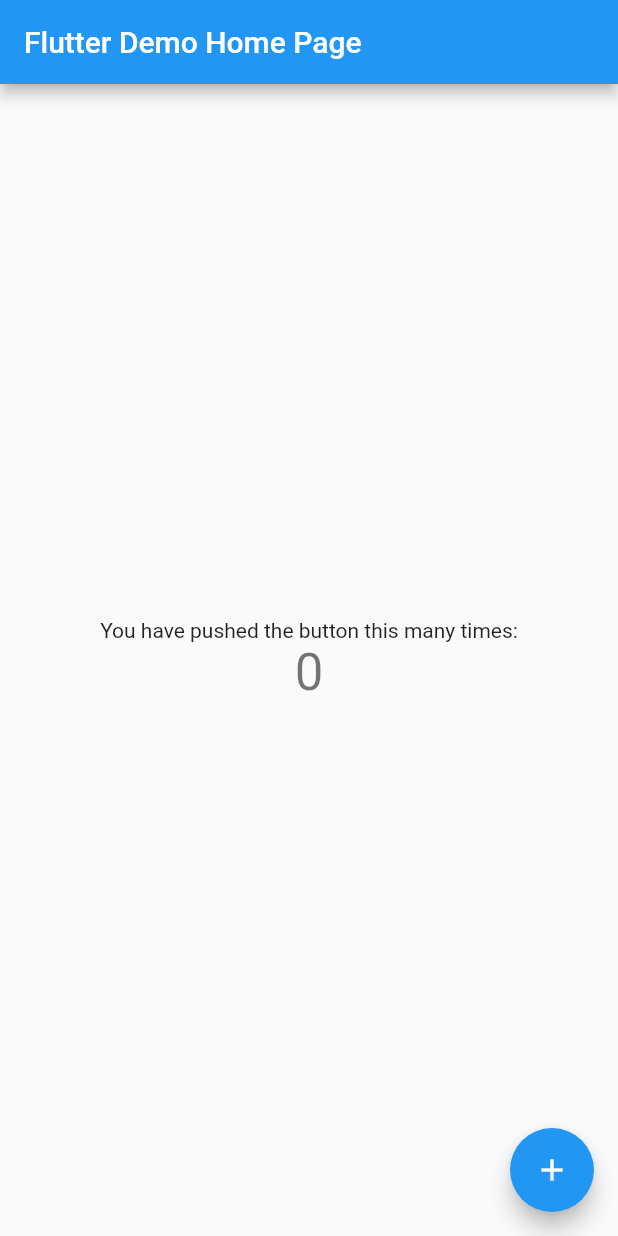
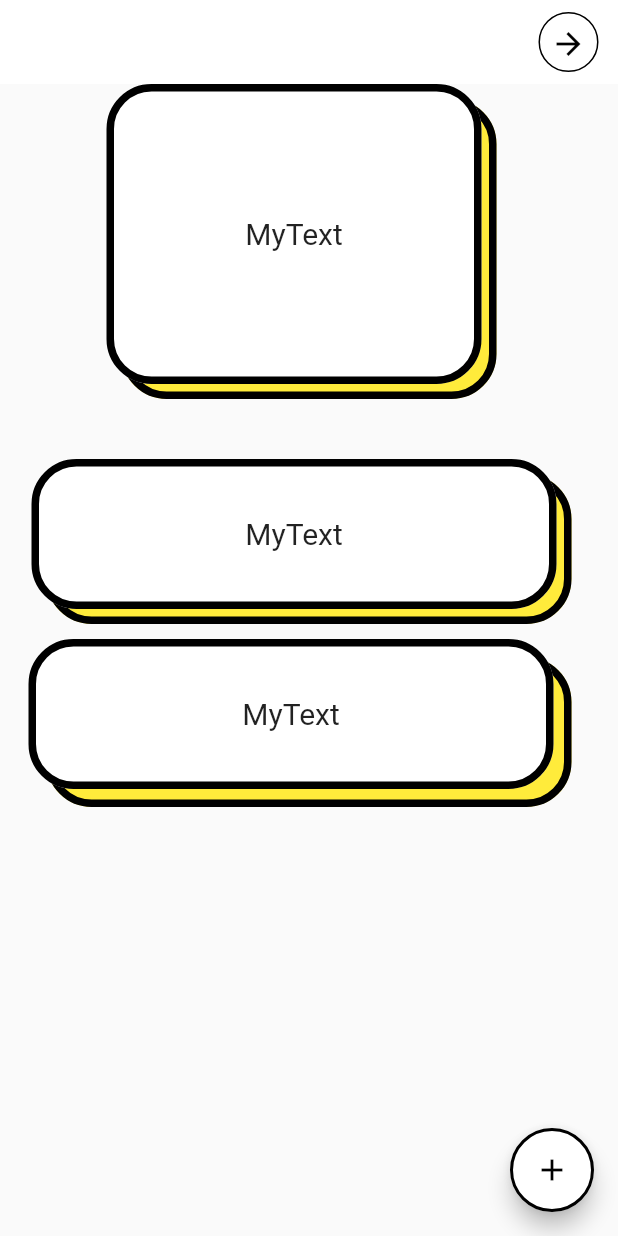
Before and after one commit to YUSUKESUP/Flutter_Playglound, a Flutter app: the screen it shows after launch, on a phone screen of 412 x 824 dp. Run offline on Flutter 3.47's test engine with Material 2 defaults, Android fonts, the phone set to English and light mode, and no system bars; our stand-ins replace google_fonts.

Commit message:
メモ画面のUI案を３つ作成

```diff
--- /dev/null
+++ b/lib/home_page.dart
@@ -0,0 +1,202 @@
+
+import 'package:flutter/material.dart';
+import 'package:flutter_playground/second_page.dart';
+
+class HomePage extends StatefulWidget {
+  const HomePage({Key? key}) : super(key: key);
+
+  @override
+  State<HomePage> createState() => _HomePageState();
+}
+
+class _HomePageState extends State<HomePage> {
+  @override
+  Widget build(BuildContext context) {
+
+    return Scaffold(
+      appBar: AppBar(
+          backgroundColor: Colors.white,
+          elevation: 0,
+          actions: [
+            Padding(
+              padding: const EdgeInsets.all(8.0),
+              child: ClipRRect(
+                child: Container(
+                  decoration: BoxDecoration(
+                    shape: BoxShape.circle,
+                    border: Border.all(
+                      color: Colors.black,
+                    ),
+                  ),
+                  child: IconButton(
+                    icon: Icon(Icons.arrow_forward,color: Colors.black,),
+                    onPressed: () {
+                      Navigator.of(context).push(
+                        MaterialPageRoute(
+                          builder: (context) {
+                            return SecondPage(); // 遷移先の画面widgetを指定
+                          },
+                        ),
+                      );
+                    },
+                  ),
+                ),
+              ),
+            )
+          ]),
+      body:Center(
+        child: Column(
+          children: [
+            Stack(
+              children: <Widget>[
+                Padding(
+                  padding: const EdgeInsets.all(10),
+                  child: Container(
+                    width: 250,
+                    height: 200,
+                    decoration: BoxDecoration(
+                      border: Border.all(
+                        color: Colors.black,
+                        width: 5,
+                      ),
+                      borderRadius: BorderRadius.circular(30),
+                      boxShadow: [
+                        BoxShadow(
+                          color: Colors.yellow,
+                        ),
+                      ],
+                    ),
+                    child: Center(
+                        child: Text("MyText", style: TextStyle(fontSize: 20))
+                    ),
+                  ),
+                ),
+                Container(
+                  width: 250,
+                  height: 200,
+                  decoration: BoxDecoration(
+                    border: Border.all(
+                      color: Colors.black,
+                      width: 5,
+                    ),
+                    borderRadius: BorderRadius.circular(30),
+                    boxShadow: [
+                      BoxShadow(
+                        color: Colors.white,
+
+                      ),
+                    ],
+                  ),
+                  child: Center(
+                      child: Text("MyText", style: TextStyle(fontSize: 20))
+                  ),
+                ),
+              ],
+            ),
+            SizedBox(height: 30,),
+            Stack(
+              children: <Widget>[
+                Padding(
+                  padding: const EdgeInsets.all(10),
+                  child: Container(
+                    width: 350,
+                    height: 100,
+                    decoration: BoxDecoration(
+                      border: Border.all(
+                        color: Colors.black,
+                        width: 5,
+                      ),
+                      borderRadius: BorderRadius.circular(30),
+                      boxShadow: [
+                        BoxShadow(
+                          color: Colors.yellow,
+                        ),
+                      ],
+                    ),
+                    child: Center(
+                        child: Text("MyText", style: TextStyle(fontSize: 20))
+                    ),
+                  ),
+                ),
+                Container(
+                  width: 350,
+                  height: 100,
+                  decoration: BoxDecoration(
+                    border: Border.all(
+                      color: Colors.black,
+                      width: 5,
+                    ),
+                    borderRadius: BorderRadius.circular(30),
+                    boxShadow: [
+                      BoxShadow(
+                        color: Colors.white,
+                      ),
+                    ],
+                  ),
+                  child: Center(
+                      child: Text("MyText", style: TextStyle(fontSize: 20))
+                  ),
+                ),
+              ],
+            ),
+            Stack(
+              children: <Widget>[
+                Padding(
+                  padding: const EdgeInsets.all(12),
+                  child: Container(
+                    width: 350,
+                    height: 100,
+                    decoration: BoxDecoration(
+                      border: Border.all(
+                        color: Colors.black,
+                        width: 5,
+                      ),
+                      borderRadius: BorderRadius.circular(30),
+                      boxShadow: [
+                        BoxShadow(
+                          color: Colors.yellow,
+                        ),
+                      ],
+                    ),
+                    child: Center(
+                        child: Text("MyText", style: TextStyle(fontSize: 20))
+                    ),
+                  ),
+                ),
+                Container(
+                  width: 350,
+                  height: 100,
+                  decoration: BoxDecoration(
+                    border: Border.all(
+                      color: Colors.black,
+                      width: 5,
+                    ),
+                    borderRadius: BorderRadius.circular(30),
+                    boxShadow: [
+                      BoxShadow(
+                        color: Colors.white,
+                      ),
+                    ],
+                  ),
+                  child: Center(
+                      child: Text("MyText", style: TextStyle(fontSize: 20))
+                  ),
+                ),
+              ],
+            ),
+          ],
+        ),
+      ),
+      floatingActionButton: FloatingActionButton(
+        onPressed: () {
+
+        },
+        tooltip: 'Add Note',
+        shape: const CircleBorder(
+            side: BorderSide(color: Colors.black, width: 2.0)),
+        child: const Icon(Icons.add, color: Colors.black),
+        backgroundColor: Colors.white,
+      ),
+    );
+  }
+}
--- a/lib/main.dart
+++ b/lib/main.dart
@@ -1,4 +1,6 @@
 import 'package:flutter/material.dart';
+
+import 'home_page.dart';
 
 void main() {
   runApp(const MyApp());
@@ -7,109 +9,12 @@ void main() {
 class MyApp extends StatelessWidget {
   const MyApp({super.key});
 
-  // This widget is the root of your application.
+
   @override
   Widget build(BuildContext context) {
     return MaterialApp(
-      title: 'Flutter Demo',
-      theme: ThemeData(
-        // This is the theme of your application.
-        //
-        // Try running your application with "flutter run". You'll see the
-        // application has a blue toolbar. Then, without quitting the app, try
-        // changing the primarySwatch below to Colors.green and then invoke
-        // "hot reload" (press "r" in the console where you ran "flutter run",
-        // or simply save your changes to "hot reload" in a Flutter IDE).
-        // Notice that the counter didn't reset back to zero; the application
-        // is not restarted.
-        primarySwatch: Colors.blue,
-      ),
-      home: const MyHomePage(title: 'Flutter Demo Home Page'),
+      debugShowCheckedModeBanner: false,
+      home: const HomePage(),
     );
   }
 }
-
-class MyHomePage extends StatefulWidget {
-  const MyHomePage({super.key, required this.title});
-
-  // This widget is the home page of your application. It is stateful, meaning
-  // that it has a State object (defined below) that contains fields that affect
-  // how it looks.
-
-  // This class is the configuration for the state. It holds the values (in this
-  // case the title) provided by the parent (in this case the App widget) and
-  // used by the build method of the State. Fields in a Widget subclass are
-  // always marked "final".
-
-  final String title;
-
-  @override
-  State<MyHomePage> createState() => _MyHomePageState();
-}
-
-class _MyHomePageState extends State<MyHomePage> {
-  int _counter = 0;
-
-  void _incrementCounter() {
-    setState(() {
-      // This call to setState tells the Flutter framework that something has
-      // changed in this State, which causes it to rerun the build method below
-      // so that the display can reflect the updated values. If we changed
-      // _counter without calling setState(), then the build method would not be
-      // called again, and so nothing would appear to happen.
-      _counter++;
-    });
-  }
-
-  @override
-  Widget build(BuildContext context) {
-    // This method is rerun every time setState is called, for instance as done
-    // by the _incrementCounter method above.
-    //
-    // The Flutter framework has been optimized to make rerunning build methods
-    // fast, so that you can just rebuild anything that needs updating rather
-    // than having to individually change instances of widgets.
-    return Scaffold(
-      appBar: AppBar(
-        // Here we take the value from the MyHomePage object that was created by
-        // the App.build method, and use it to set our appbar title.
-        title: Text(widget.title),
-      ),
-      body: Center(
-        // Center is a layout widget. It takes a single child and positions it
-        // in the middle of the parent.
-        child: Column(
-          // Column is also a layout widget. It takes a list of children and
-          // arranges them vertically. By default, it sizes itself to fit its
-          // children horizontally, and tries to be as tall as its parent.
-          //
-          // Invoke "debug painting" (press "p" in the console, choose the
-          // "Toggle Debug Paint" action from the Flutter Inspector in Android
-          // Studio, or the "Toggle Debug Paint" command in Visual Studio Code)
-          // to see the wireframe for each widget.
-          //
-          // Column has various properties to control how it sizes itself and
-          // how it positions its children. Here we use mainAxisAlignment to
-          // center the children vertically; the main axis here is the vertical
-          // axis because Columns are vertical (the cross axis would be
-          // horizontal).
-          mainAxisAlignment: MainAxisAlignment.center,
-          children: <Widget>[
-            const Text(
-              'You have pushed the button this many times:',
-            ),
-            Text(
-              '$_counter',
-              style: Theme.of(context).textTheme.headlineMedium,
-            ),
-          ],
-        ),
-      ),
-      floatingActionButton: FloatingActionButton(
-        onPressed: _incrementCounter,
-        tooltip: 'Increment',
-        child: const Icon(Icons.add),
-      ), // This trailing comma makes auto-formatting nicer for build methods.
-    );
-  }
-}
--- a/pubspec.yaml
+++ b/pubspec.yaml
@@ -35,6 +35,7 @@ dependencies:
   # The following adds the Cupertino Icons font to your application.
   # Use with the CupertinoIcons class for iOS style icons.
   cupertino_icons: ^1.0.2
+  google_fonts: ^4.0.3
 
 dev_dependencies:
   flutter_test:
```
Also changed, not shown: lib/second_page.dart (added, +199 -0 lines), lib/third_page.dart (added, +214 -0 lines), pubspec.lock, 4 other files.
